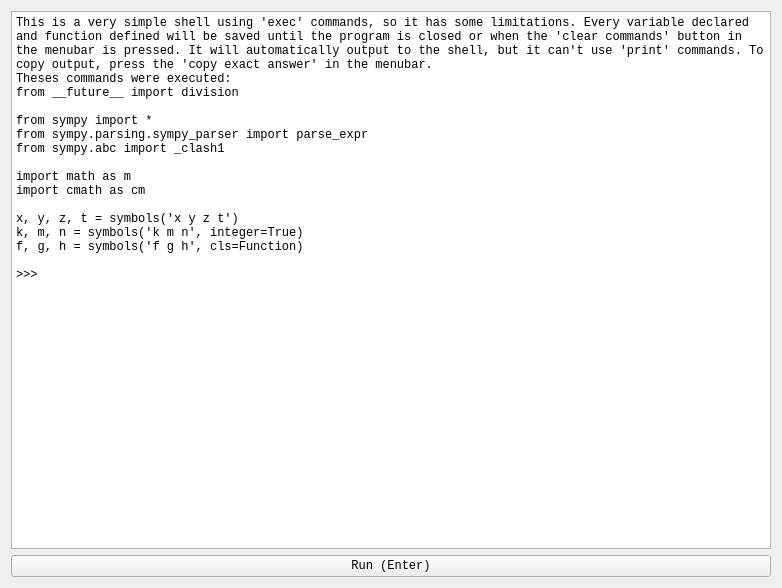
Qt form caspy3/qt_assets/tabs/shell/shell.ui (Secozzi/CASpy) before a commit.
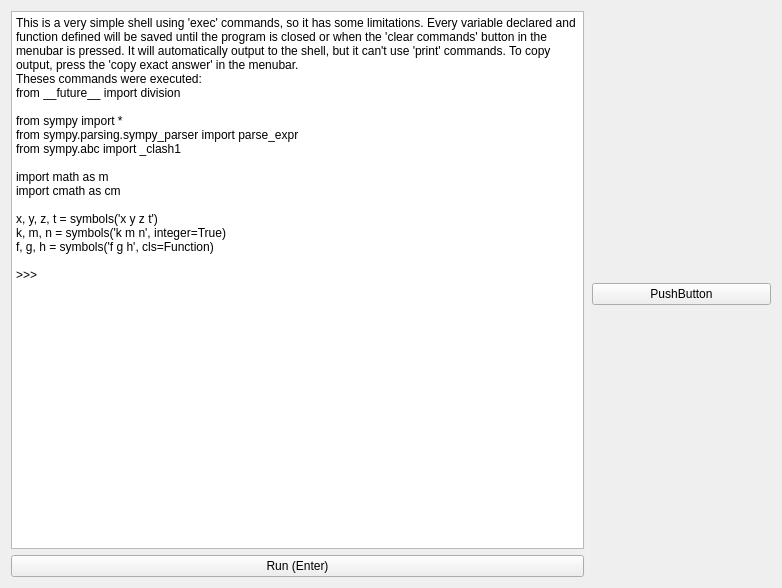
The same form after that commit.

Patch:
```diff
--- a/caspy3/qt_assets/tabs/shell/shell.ui
+++ b/caspy3/qt_assets/tabs/shell/shell.ui
@@ -18,8 +18,28 @@
   <property name="windowTitle">
    <string>Form</string>
   </property>
-  <layout class="QGridLayout" name="gridLayout_2">
+  <property name="styleSheet">
+   <string notr="true">QSplitter::handle {
+	background-color: rgb(240, 240, 240);
+	margin-left: 2px;
+	margin-right: 2px;
+}
+
+QSplitter::handle:horizontal {
+width: 1px;
+margin-top: 2px;
+margin-bottom: 2px;
+}</string>
+  </property>
+  <layout class="QGridLayout" name="gridLayout">
    <item row="0" column="0">
+    <widget class="QSplitter" name="shell_splitter_layout">
+     <property name="orientation">
+      <enum>Qt::Horizontal</enum>
+     </property>
+     <widget class="QWidget" name="">
+      <layout class="QVBoxLayout" name="verticalLayout_2">
+       <item>
     <widget class="QPlainTextEdit" name="consoleIn">
      <property name="toolTip">
       <string>Console</string>
@@ -47,11 +67,26 @@
      </property>
     </widget>
    </item>
-   <item row="1" column="0">
+       <item>
     <widget class="QPushButton" name="ShellRun">
      <property name="text">
       <string>Run (Enter)</string>
      </property>
+        </widget>
+       </item>
+      </layout>
+     </widget>
+     <widget class="QWidget" name="verticalLayoutWidget">
+      <layout class="QVBoxLayout" name="mpl_layout">
+       <item>
+        <widget class="QPushButton" name="pushButton">
+         <property name="text">
+          <string>PushButton</string>
+         </property>
+        </widget>
+       </item>
+      </layout>
+     </widget>
     </widget>
    </item>
   </layout>
```
Lines whose indentation alone changed are shown as unchanged.
